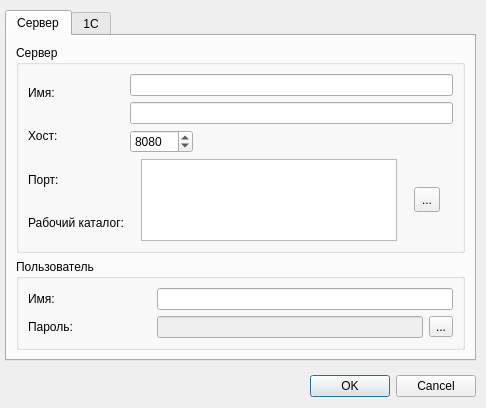
arcirk/ws_solution, file ws_admin_qt/ws_admin_qt/optionsdlg.ui: the form before one commit.
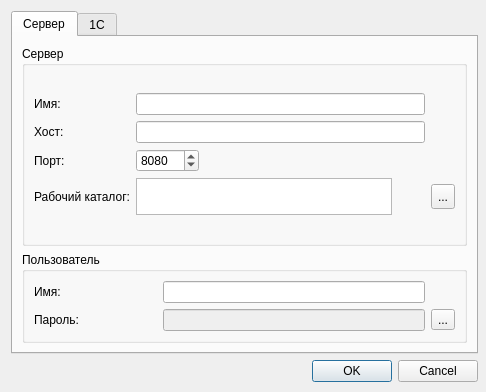
The form after the commit. Icons and pictures are not drawn.

Patch:
```diff
--- a/ws_admin_qt/ws_admin_qt/optionsdlg.ui
+++ b/ws_admin_qt/ws_admin_qt/optionsdlg.ui
@@ -7,7 +7,7 @@
     <x>0</x>
     <y>0</y>
     <width>486</width>
-    <height>408</height>
+    <height>392</height>
    </rect>
   </property>
   <property name="sizePolicy">
@@ -19,43 +19,30 @@
   <property name="minimumSize">
    <size>
     <width>486</width>
-    <height>408</height>
+    <height>392</height>
    </size>
   </property>
   <property name="maximumSize">
    <size>
     <width>486</width>
-    <height>408</height>
+    <height>392</height>
    </size>
   </property>
   <property name="windowTitle">
    <string>Настройка</string>
   </property>
-  <widget class="QDialogButtonBox" name="buttonBox">
+  <widget class="QWidget" name="">
    <property name="geometry">
     <rect>
-     <x>5</x>
-     <y>370</y>
-     <width>471</width>
-     <height>32</height>
+     <x>11</x>
+     <y>11</y>
+     <width>467</width>
+     <height>371</height>
     </rect>
    </property>
-   <property name="orientation">
-    <enum>Qt::Horizontal</enum>
-   </property>
-   <property name="standardButtons">
-    <set>QDialogButtonBox::Cancel|QDialogButtonBox::Ok</set>
-   </property>
-  </widget>
+   <layout class="QVBoxLayout" name="verticalLayout_2">
+    <item>
   <widget class="QTabWidget" name="tabWidget">
-   <property name="geometry">
-    <rect>
-     <x>5</x>
-     <y>10</y>
-     <width>471</width>
-     <height>351</height>
-    </rect>
-   </property>
    <property name="currentIndex">
     <number>0</number>
    </property>
@@ -63,58 +50,25 @@
     <attribute name="title">
      <string>Сервер</string>
     </attribute>
-    <layout class="QGridLayout" name="gridLayout_3">
+       <layout class="QGridLayout" name="gridLayout_6">
      <item row="0" column="0">
-      <layout class="QVBoxLayout" name="verticalLayout_5">
-       <item>
-        <widget class="QGroupBox" name="groupBox">
-         <property name="title">
-          <string>Сервер</string>
-         </property>
-         <layout class="QGridLayout" name="gridLayout_2">
-          <item row="0" column="0">
-           <layout class="QHBoxLayout" name="horizontalLayout_2">
-            <item>
              <layout class="QVBoxLayout" name="verticalLayout">
               <item>
-               <widget class="QLabel" name="label_6">
-                <property name="text">
-                 <string>Имя:</string>
-                </property>
-               </widget>
-              </item>
-              <item>
-               <widget class="QLabel" name="label">
-                <property name="text">
-                 <string>Хост:</string>
-                </property>
-               </widget>
-              </item>
-              <item>
+           <widget class="QGroupBox" name="groupBox">
+            <property name="title">
+             <string>Сервер</string>
+            </property>
+            <layout class="QGridLayout" name="gridLayout_3">
+             <item row="0" column="0">
+              <layout class="QGridLayout" name="gridLayout_5" columnstretch="0,0,0">
+               <item row="2" column="0">
                <widget class="QLabel" name="label_2">
                 <property name="text">
                  <string>Порт:</string>
                 </property>
                </widget>
               </item>
-              <item>
-               <widget class="QLabel" name="label_3">
-                <property name="text">
-                 <string>Рабочий каталог:</string>
-                </property>
-               </widget>
-              </item>
-             </layout>
-            </item>
-            <item>
-             <layout class="QVBoxLayout" name="verticalLayout_2">
-              <item>
-               <widget class="QLineEdit" name="ServerName"/>
-              </item>
-              <item>
-               <widget class="QLineEdit" name="ServerHost"/>
-              </item>
-              <item>
+               <item row="2" column="1">
                <widget class="QDoubleSpinBox" name="ServerPort">
                 <property name="maximumSize">
                  <size>
@@ -133,19 +87,44 @@
                 </property>
                </widget>
               </item>
-              <item>
-               <layout class="QHBoxLayout" name="horizontalLayout">
-                <item>
+               <item row="0" column="0">
+                <widget class="QLabel" name="label_6">
+                 <property name="text">
+                  <string>Имя:</string>
+                 </property>
+                </widget>
+               </item>
+               <item row="0" column="1">
+                <widget class="QLineEdit" name="ServerName"/>
+               </item>
+               <item row="1" column="0">
+                <widget class="QLabel" name="label">
+                 <property name="text">
+                  <string>Хост:</string>
+                 </property>
+                </widget>
+               </item>
+               <item row="1" column="1">
+                <widget class="QLineEdit" name="ServerHost"/>
+               </item>
+               <item row="3" column="0">
+                <widget class="QLabel" name="label_3">
+                 <property name="text">
+                  <string>Рабочий каталог:</string>
+                 </property>
+                </widget>
+               </item>
+               <item row="3" column="1">
                  <widget class="QTextEdit" name="ServerBinDir">
                   <property name="maximumSize">
                    <size>
                     <width>256</width>
-                    <height>16777215</height>
+                   <height>37</height>
                    </size>
                   </property>
                  </widget>
                 </item>
-                <item>
+               <item row="3" column="2">
                  <widget class="QToolButton" name="btnSelectDir">
                   <property name="maximumSize">
                    <size>
@@ -165,10 +144,6 @@
                </layout>
               </item>
              </layout>
-            </item>
-           </layout>
-          </item>
-         </layout>
         </widget>
        </item>
        <item>
@@ -182,12 +157,10 @@
          <property name="checked">
           <bool>false</bool>
          </property>
+            <layout class="QGridLayout" name="gridLayout_2">
+             <item row="0" column="0">
          <layout class="QGridLayout" name="gridLayout">
           <item row="0" column="0">
-           <layout class="QHBoxLayout" name="horizontalLayout_4">
-            <item>
-             <layout class="QVBoxLayout" name="verticalLayout_3">
-              <item>
                <widget class="QLabel" name="label_4">
                 <property name="enabled">
                  <bool>true</bool>
@@ -197,7 +170,17 @@
                 </property>
                </widget>
               </item>
-              <item>
+               <item row="1" column="1">
+                <widget class="QLineEdit" name="Password">
+                 <property name="enabled">
+                  <bool>false</bool>
+                 </property>
+                 <property name="echoMode">
+                  <enum>QLineEdit::Password</enum>
+                 </property>
+                </widget>
+               </item>
+               <item row="1" column="0">
                <widget class="QLabel" name="label_5">
                 <property name="enabled">
                  <bool>true</bool>
@@ -213,30 +196,14 @@
                 </property>
                </widget>
               </item>
-             </layout>
-            </item>
-            <item>
-             <layout class="QVBoxLayout" name="verticalLayout_4">
-              <item>
+               <item row="0" column="1">
                <widget class="QLineEdit" name="RootUser">
                 <property name="enabled">
                  <bool>true</bool>
                 </property>
                </widget>
               </item>
-              <item>
-               <layout class="QHBoxLayout" name="horizontalLayout_3">
-                <item>
-                 <widget class="QLineEdit" name="Password">
-                  <property name="enabled">
-                   <bool>false</bool>
-                  </property>
-                  <property name="echoMode">
-                   <enum>QLineEdit::Password</enum>
-                  </property>
-                 </widget>
-                </item>
-                <item>
+               <item row="1" column="2">
                  <widget class="QToolButton" name="editPwd">
                   <property name="enabled">
                    <bool>true</bool>
@@ -256,10 +223,6 @@
                </layout>
               </item>
              </layout>
-            </item>
-           </layout>
-          </item>
-         </layout>
         </widget>
        </item>
       </layout>
@@ -282,7 +245,7 @@
      <property name="title">
       <string>Способ подключения</string>
      </property>
-     <widget class="QWidget" name="">
+        <widget class="QWidget" name="layoutWidget">
       <property name="geometry">
        <rect>
         <x>12</x>
@@ -315,54 +278,53 @@
        <x>5</x>
        <y>105</y>
        <width>451</width>
-       <height>137</height>
+          <height>191</height>
       </rect>
      </property>
      <property name="title">
       <string>Пользователь</string>
+        </property>
+        <widget class="QWidget" name="gridLayoutWidget_3">
+         <property name="geometry">
+          <rect>
+           <x>12</x>
+           <y>32</y>
+           <width>371</width>
+           <height>89</height>
+          </rect>
      </property>
      <layout class="QGridLayout" name="gridLayout_4">
+          <item row="1" column="0">
+           <widget class="QLabel" name="label_7">
+            <property name="text">
+             <string>Имя:</string>
+            </property>
+           </widget>
+          </item>
+          <item row="2" column="1">
+           <widget class="QLineEdit" name="lineEdit_2"/>
+          </item>
       <item row="0" column="0">
-       <layout class="QHBoxLayout" name="horizontalLayout_6">
-        <item>
-         <layout class="QVBoxLayout" name="verticalLayout_7">
-          <item>
            <widget class="QLabel" name="label_9">
             <property name="text">
              <string>Адрес:</string>
             </property>
            </widget>
           </item>
-          <item>
-           <widget class="QLabel" name="label_7">
-            <property name="text">
-             <string>Имя:</string>
-            </property>
-           </widget>
-          </item>
-          <item>
+          <item row="2" column="0">
            <widget class="QLabel" name="label_8">
             <property name="text">
              <string>Пароль:</string>
             </property>
            </widget>
           </item>
-         </layout>
-        </item>
-        <item>
-         <layout class="QVBoxLayout" name="verticalLayout_8">
-          <item>
-           <widget class="QLineEdit" name="lineEdit_3"/>
-          </item>
-          <item>
+          <item row="1" column="1">
            <widget class="QLineEdit" name="lineEdit"/>
           </item>
-          <item>
-           <layout class="QHBoxLayout" name="horizontalLayout_5">
-            <item>
-             <widget class="QLineEdit" name="lineEdit_2"/>
-            </item>
-            <item>
+          <item row="0" column="1">
+           <widget class="QLineEdit" name="lineEdit_3"/>
+          </item>
+          <item row="2" column="2">
              <widget class="QToolButton" name="toolButton">
               <property name="text">
                <string>...</string>
@@ -370,14 +332,22 @@
              </widget>
             </item>
            </layout>
-          </item>
-         </layout>
-        </item>
-       </layout>
-      </item>
-     </layout>
-    </widget>
-   </widget>
+        </widget>
+       </widget>
+      </widget>
+     </widget>
+    </item>
+    <item>
+     <widget class="QDialogButtonBox" name="buttonBox">
+      <property name="orientation">
+       <enum>Qt::Horizontal</enum>
+      </property>
+      <property name="standardButtons">
+       <set>QDialogButtonBox::Cancel|QDialogButtonBox::Ok</set>
+      </property>
+     </widget>
+    </item>
+   </layout>
   </widget>
  </widget>
  <resources>
```
Lines whose indentation alone changed are shown as unchanged.
